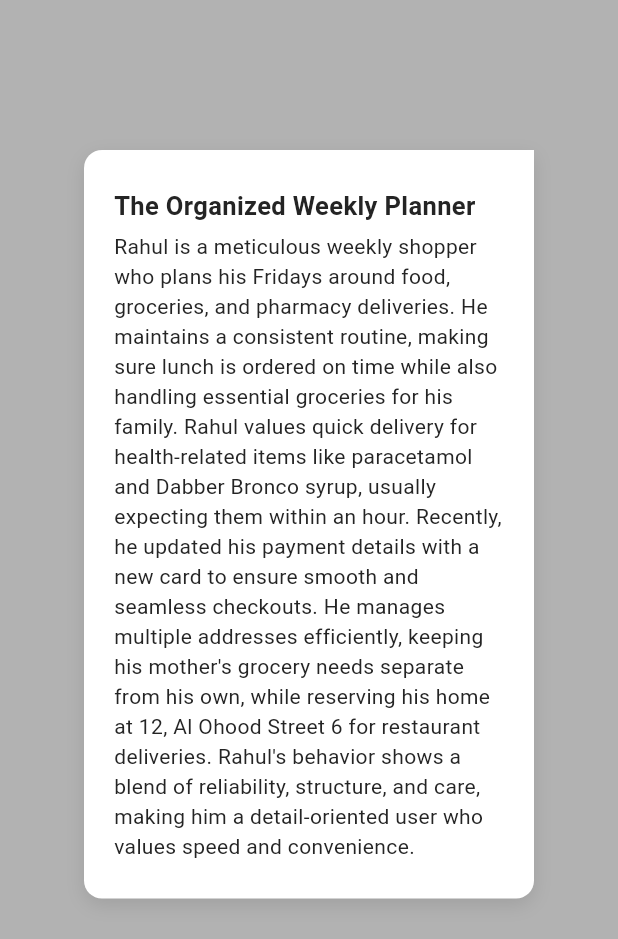
After one commit to isometrikai/isometrik-flutter-chat-bot, a Flutter app: the PopupOverlayScreen screen opened directly, on a phone screen of 412 x 824 dp. The commit adds this screen. Shown: the top 939 px of the screen. Run offline on Flutter 3.47's test engine with Material 3 defaults, Android fonts, the phone set to English and light mode, and no system bars; our stand-ins replace equatable, flutter_bloc, flutter_html, flutter_svg, lottie, shared_preferences and 2 more; missing offline and left inert: unique_identifier; accounts and stored records are empty; key blocks and very long unbroken strings in the code were emptied for the run.

Commit message:
- Managed popup

```diff
--- a/lib/view/chat_screen.dart
+++ b/lib/view/chat_screen.dart
@@ -14,6 +14,7 @@ import 'package:chat_bot/data/services/chat_api_services.dart';
 import 'package:chat_bot/view/Groceries_menu_screen.dart';
 import 'package:chat_bot/view/add_card_sheet.dart';
 import 'package:chat_bot/view/address_details_screen.dart';
+import 'package:chat_bot/view/popup_overlay_screen.dart';
 import 'package:chat_bot/view/customization_summary_screen.dart';
 import 'package:chat_bot/view/grocery_customization_screen.dart';
 import 'package:chat_bot/view/product_customization_screen.dart';
@@ -74,6 +75,7 @@ class _ChatScreenState extends State<ChatScreen> {
   MyGPTsResponse? _chatbotData;
   GreetingResponse? _greetingData;
   bool _isDataLoaded = false;
+
 
   // Returns index of the last bot message that shows stores, products, choose_address, choose_card, order_summary, or order_confirmed widgets; -1 if none
   // Cart widget is not considered for hiding
@@ -1118,7 +1120,6 @@ class _ChatScreenBody extends StatelessWidget {
         ),
       ),
     );
-    // );
   }
 
   // Calculate total cart count from all messages
@@ -1261,6 +1262,29 @@ class _ChatScreenBody extends StatelessWidget {
                                     ),
                                   );
                                 },
+                      ),
+                      IconButton(
+                        icon: const Icon(Icons.person, size: 30),
+                        // SvgPicture.asset(
+                        //   AssetPath.get('images/ic_close.svg'),
+                            // width: 40,
+                          // height: 40,
+                        // ),
+                        onPressed: () {
+                          Navigator.push(
+                            context,
+                            PageRouteBuilder(
+                              opaque: false,
+                              pageBuilder: (context, animation, secondaryAnimation) => PopupOverlayScreen(greetingData: greetingData),
+                              transitionsBuilder: (context, animation, secondaryAnimation, child) {
+                                return FadeTransition(
+                                  opacity: animation,
+                                  child: child,
+                                );
+                              },
+                            ),
+                          );
+                        },
                       ),
                     IconButton(
                       icon: SvgPicture.asset(
--- /dev/null
+++ b/lib/view/popup_overlay_screen.dart
@@ -0,0 +1,110 @@
+import 'package:flutter/material.dart';
+import 'package:chat_bot/data/model/greeting_response.dart';
+
+class PopupOverlayScreen extends StatelessWidget {
+  final GreetingResponse? greetingData;
+
+  const PopupOverlayScreen({super.key, this.greetingData});
+
+  @override
+  Widget build(BuildContext context) {
+    return Scaffold(
+      backgroundColor: Colors.transparent,
+      body: GestureDetector(
+        onTap: () {
+          Navigator.of(context).pop();
+        },
+        child: Container(
+          width: double.infinity,
+          height: double.infinity,
+          color: Colors.black.withOpacity(0.3),
+          child: Column(
+            children: [
+              // Add space for app bar (typically around 100-120px)
+              const SizedBox(height: 100),
+              // Position popup below app bar
+              Expanded(
+                child: Align(
+                  alignment: Alignment.topCenter,
+                  child: GestureDetector(
+                    onTap: () {
+                      // Prevent closing when tapping on the popup itself
+                    },
+                    child: _buildInfoPopup(context),
+                  ),
+                ),
+              ),
+            ],
+          ),
+        ),
+      ),
+    );
+  }
+
+  Widget _buildInfoPopup(BuildContext context) {
+    return Container(
+      width: 300,
+      // Remove fixed height to allow dynamic sizing
+      constraints: BoxConstraints(
+        maxHeight: MediaQuery.of(context).size.height * 0.7, // Max 70% of screen height
+        minHeight: 200, // Minimum height
+      ),
+      margin: const EdgeInsets.only(bottom: 50), // Add bottom margin for safety
+      decoration: BoxDecoration(
+        color: Colors.white,
+        borderRadius: const BorderRadius.only(
+          topLeft: Radius.circular(12),
+          topRight: Radius.circular(0),
+          bottomLeft: Radius.circular(12),
+          bottomRight: Radius.circular(12),
+        ),
+        boxShadow: [
+          BoxShadow(
+            color: Colors.black.withOpacity(0.1),
+            blurRadius: 10,
+            offset: const Offset(0, 4),
+          ),
+        ],
+      ),
+      child: SingleChildScrollView(
+        padding: const EdgeInsets.fromLTRB(20, 25, 20, 25),
+        child: _buildPopupContent(),
+      ),
+    );
+  }
+
+  Widget _buildPopupContent() {
+    // Extract data from passed greetingData
+    final personaTitle = greetingData?.personaTitle ?? 'The Organized Weekly Planner';
+    final personaDesc = greetingData?.personaDesc ??
+        'Rahul is a meticulous weekly shopper who plans his Fridays around food, groceries, and pharmacy deliveries. He maintains a consistent routine, making sure lunch is ordered on time while also handling essential groceries for his family. Rahul values quick delivery for health-related items like paracetamol and Dabber Bronco syrup, usually expecting them within an hour. Recently, he updated his payment details with a new card to ensure smooth and seamless checkouts. He manages multiple addresses efficiently, keeping his mother\'s grocery needs separate from his own, while reserving his home at 12, Al Ohood Street 6 for restaurant deliveries. Rahul\'s behavior shows a blend of reliability, structure, and care, making him a detail-oriented user who values speed and convenience.';
+
+    return Column(
+      mainAxisSize: MainAxisSize.min,
+      crossAxisAlignment: CrossAxisAlignment.start,
+      children: [
+        Text(
+          personaTitle,
+          style: const TextStyle(
+            fontFamily: 'Plus Jakarta Sans',
+            fontSize: 17,
+            fontWeight: FontWeight.w700,
+            height: 1.4,
+            color: Color(0xFF242424),
+          ),
+        ),
+        const SizedBox(height: 5),
+        Text(
+          personaDesc,
+          style: const TextStyle(
+            fontFamily: 'Plus Jakarta Sans',
+            fontSize: 14,
+            fontWeight: FontWeight.w400,
+            height: 1.4,
+            color: Color(0xFF242424),
+          ),
+        ),
+      ],
+    );
+  }
+}
```
